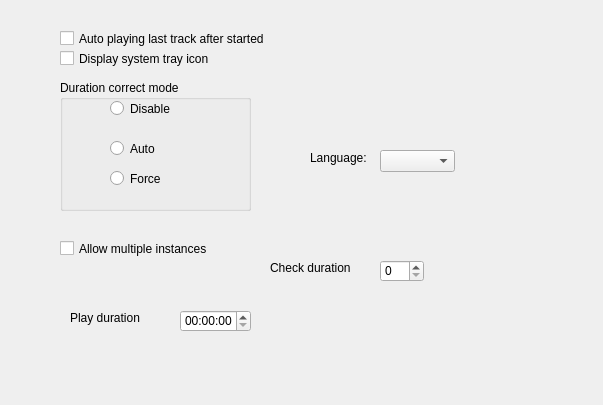
Old version of the form desktop/app/gui/dialogs/optiongeneral.ui in the repository theall/Foreplayer.
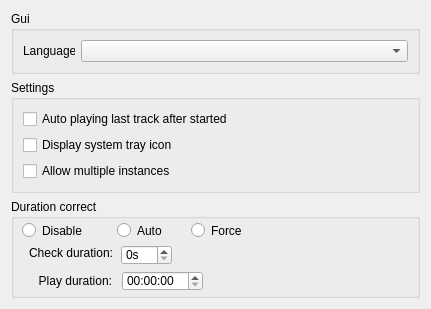
New version of the form.

Patch:
```diff
--- a/desktop/app/gui/dialogs/optiongeneral.ui
+++ b/desktop/app/gui/dialogs/optiongeneral.ui
@@ -6,44 +6,86 @@
    <rect>
     <x>0</x>
     <y>0</y>
-    <width>603</width>
-    <height>405</height>
+    <width>431</width>
+    <height>297</height>
    </rect>
   </property>
   <property name="windowTitle">
    <string>Form</string>
   </property>
-  <widget class="QCheckBox" name="checkBox">
-   <property name="geometry">
-    <rect>
-     <x>60</x>
-     <y>30</y>
-     <width>371</width>
-     <height>17</height>
-    </rect>
-   </property>
+  <layout class="QVBoxLayout" name="verticalLayout_2">
+   <item>
+    <widget class="QGroupBox" name="groupBox_2">
+     <property name="title">
+      <string>Gui</string>
+     </property>
+     <layout class="QHBoxLayout" name="horizontalLayout">
+      <item>
+       <widget class="QLabel" name="label_2">
+        <property name="maximumSize">
+         <size>
+          <width>52</width>
+          <height>20</height>
+         </size>
+        </property>
+        <property name="text">
+         <string>Language:</string>
+        </property>
+       </widget>
+      </item>
+      <item>
+       <widget class="QComboBox" name="cmbLanguage"/>
+      </item>
+     </layout>
+    </widget>
+   </item>
+   <item>
+    <widget class="QGroupBox" name="groupBox_3">
+     <property name="title">
+      <string>Settings</string>
+     </property>
+     <layout class="QVBoxLayout" name="verticalLayout">
+      <item>
+       <widget class="QCheckBox" name="ckbAutoPlay">
    <property name="text">
     <string>Auto playing last track after started</string>
    </property>
   </widget>
+      </item>
+      <item>
+       <widget class="QCheckBox" name="ckbTrayIcon">
+        <property name="text">
+         <string>Display system tray icon</string>
+        </property>
+       </widget>
+      </item>
+      <item>
+       <widget class="QCheckBox" name="ckbMultiInstance">
+        <property name="text">
+         <string>Allow multiple instances</string>
+        </property>
+       </widget>
+      </item>
+     </layout>
+    </widget>
+   </item>
+   <item>
   <widget class="QGroupBox" name="groupBox">
-   <property name="geometry">
-    <rect>
-     <x>60</x>
-     <y>80</y>
-     <width>191</width>
-     <height>131</height>
-    </rect>
+     <property name="minimumSize">
+      <size>
+       <width>0</width>
+       <height>99</height>
+      </size>
    </property>
    <property name="title">
-    <string>Duration correct mode</string>
-   </property>
-   <widget class="QRadioButton" name="radioButton">
+      <string>Duration correct</string>
+     </property>
+     <widget class="QRadioButton" name="rbAuto">
     <property name="geometry">
      <rect>
-      <x>50</x>
-      <y>60</y>
-      <width>89</width>
+        <x>106</x>
+        <y>23</y>
+        <width>47</width>
       <height>17</height>
      </rect>
     </property>
@@ -57,9 +99,9 @@
    <widget class="QRadioButton" name="radioButton_2">
     <property name="geometry">
      <rect>
-      <x>50</x>
-      <y>90</y>
-      <width>89</width>
+        <x>180</x>
+        <y>23</y>
+        <width>53</width>
       <height>17</height>
      </rect>
     </property>
@@ -73,9 +115,9 @@
    <widget class="QRadioButton" name="radioButton_3">
     <property name="geometry">
      <rect>
-      <x>50</x>
-      <y>20</y>
-      <width>89</width>
+        <x>11</x>
+        <y>23</y>
+        <width>65</width>
       <height>17</height>
      </rect>
     </property>
@@ -83,105 +125,80 @@
      <string>Disable</string>
     </property>
    </widget>
-  </widget>
-  <widget class="QCheckBox" name="checkBox_2">
+     <widget class="QSpinBox" name="sbCheckDuration">
    <property name="geometry">
     <rect>
-     <x>60</x>
-     <y>240</y>
-     <width>321</width>
-     <height>17</height>
-    </rect>
-   </property>
-   <property name="text">
-    <string>Allow multiple instances</string>
-   </property>
-  </widget>
-  <widget class="QLabel" name="label">
+        <x>110</x>
+        <y>46</y>
+        <width>51</width>
+        <height>20</height>
+       </rect>
+      </property>
+      <property name="suffix">
+       <string>s</string>
+      </property>
+     </widget>
+     <widget class="QLabel" name="label_3">
    <property name="geometry">
     <rect>
-     <x>70</x>
-     <y>310</y>
+        <x>11</x>
+        <y>46</y>
      <width>91</width>
      <height>16</height>
     </rect>
    </property>
    <property name="text">
-    <string>Play duration</string>
-   </property>
-  </widget>
-  <widget class="QTimeEdit" name="timeEdit">
+       <string>Check duration:</string>
+      </property>
+      <property name="alignment">
+       <set>Qt::AlignRight|Qt::AlignTrailing|Qt::AlignVCenter</set>
+      </property>
+     </widget>
+     <widget class="QTimeEdit" name="tePlayDuration">
    <property name="geometry">
     <rect>
-     <x>180</x>
-     <y>310</y>
-     <width>71</width>
-     <height>22</height>
+        <x>111</x>
+        <y>72</y>
+        <width>81</width>
+        <height>20</height>
     </rect>
    </property>
    <property name="displayFormat">
     <string>HH:mm:ss</string>
    </property>
   </widget>
-  <widget class="QLabel" name="label_2">
+     <widget class="QLabel" name="label">
    <property name="geometry">
     <rect>
-     <x>310</x>
-     <y>150</y>
-     <width>61</width>
-     <height>16</height>
-    </rect>
-   </property>
-   <property name="text">
-    <string>Language:</string>
-   </property>
-  </widget>
-  <widget class="QComboBox" name="comboBox">
-   <property name="geometry">
-    <rect>
-     <x>380</x>
-     <y>150</y>
-     <width>75</width>
-     <height>22</height>
-    </rect>
-   </property>
-  </widget>
-  <widget class="QLabel" name="label_3">
-   <property name="geometry">
-    <rect>
-     <x>270</x>
-     <y>260</y>
+        <x>10</x>
+        <y>72</y>
      <width>91</width>
-     <height>16</height>
+        <height>20</height>
     </rect>
    </property>
    <property name="text">
-    <string>Check duration</string>
-   </property>
-  </widget>
-  <widget class="QSpinBox" name="spinBox">
-   <property name="geometry">
-    <rect>
-     <x>380</x>
-     <y>260</y>
-     <width>44</width>
-     <height>22</height>
-    </rect>
-   </property>
-  </widget>
-  <widget class="QCheckBox" name="checkBox_3">
-   <property name="geometry">
-    <rect>
-     <x>60</x>
-     <y>50</y>
-     <width>371</width>
-     <height>17</height>
-    </rect>
-   </property>
-   <property name="text">
-    <string>Display system tray icon</string>
-   </property>
-  </widget>
+       <string>Play duration:</string>
+      </property>
+      <property name="alignment">
+       <set>Qt::AlignRight|Qt::AlignTrailing|Qt::AlignVCenter</set>
+      </property>
+     </widget>
+    </widget>
+   </item>
+   <item>
+    <spacer name="verticalSpacer">
+     <property name="orientation">
+      <enum>Qt::Vertical</enum>
+     </property>
+     <property name="sizeHint" stdset="0">
+      <size>
+       <width>20</width>
+       <height>40</height>
+      </size>
+     </property>
+    </spacer>
+   </item>
+  </layout>
  </widget>
  <resources/>
  <connections/>
```
Left out of the diff: 4 changed lines with no effect on the pictures. Lines whose indentation alone changed are shown as unchanged.
